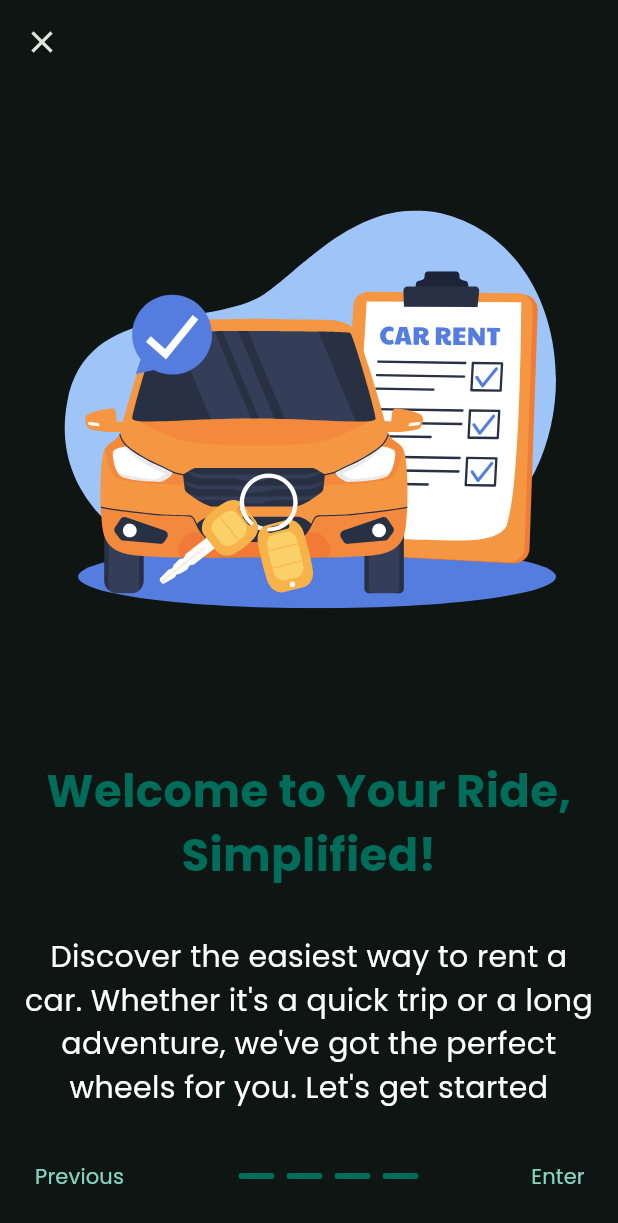
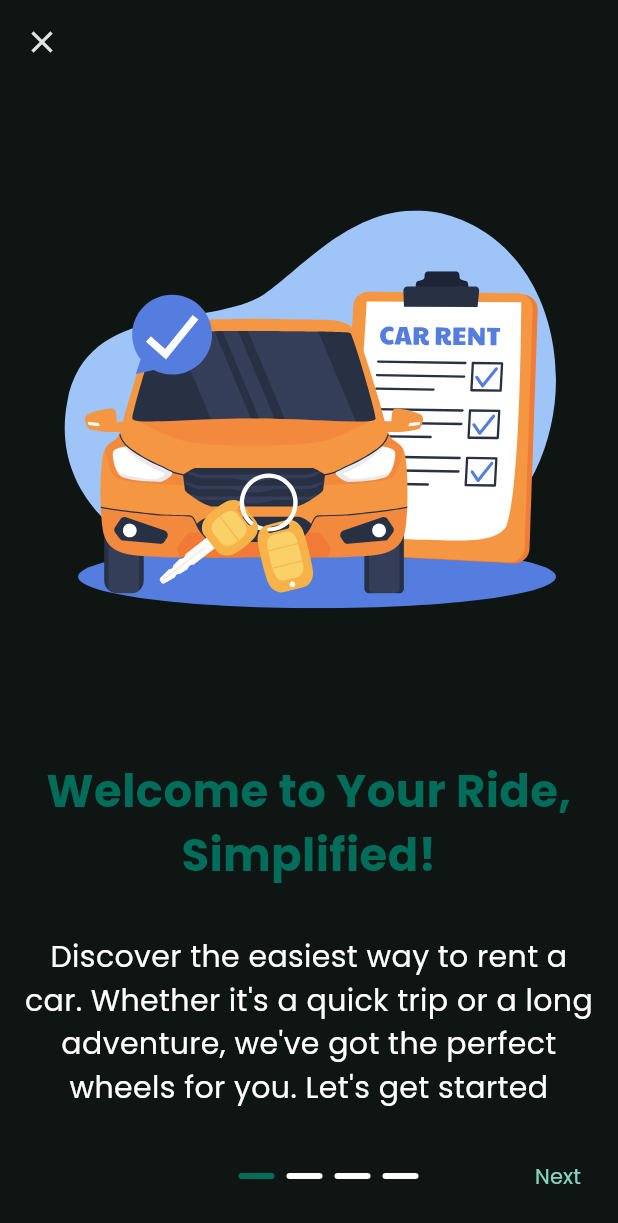
Before and after one commit to Anyanwu-Carl/kar_rentalz, a Flutter app: the screen it shows after launch, on a phone screen of 412 x 824 dp. Shown: the top 1223 px of the screen. Run offline on Flutter 3.47's test engine with Material 3 defaults, Android fonts, the light colour scheme and no system bars; our stand-ins replace animate_do, bloc, flutter_bloc, flutter_svg.

Commit message:
complete onboarding screen

```diff
--- /dev/null
+++ b/lib/features/onboarding_feature/presentation/bloc/cubit/onboarding_state.dart
@@ -0,0 +1,12 @@
+part of 'onboarding_cubit.dart';
+
+class OnboardingState {
+  OnboardingState({required this.position});
+
+  final int position;
+  final PageController pageController = PageController();
+
+  OnboardingState copyWith({int? position}) {
+    return OnboardingState(position: position ?? this.position);
+  }
+}
--- a/lib/features/onboarding_feature/presentation/screen/onboarding_screen.dart
+++ b/lib/features/onboarding_feature/presentation/screen/onboarding_screen.dart
@@ -1,16 +1,33 @@
+import 'package:animate_do/animate_do.dart';
 import 'package:car_rentalz/core/themes/dimensions.dart';
 import 'package:car_rentalz/core/utilities/check_device_size.dart';
 import 'package:car_rentalz/core/widgets/app_svg_viewer.dart';
 import 'package:car_rentalz/features/onboarding_feature/data/local/sample_data.dart';
+import 'package:car_rentalz/features/onboarding_feature/presentation/bloc/cubit/onboarding_cubit.dart';
 import 'package:car_rentalz/features/onboarding_feature/presentation/widgets/onboarding_bottom_sheet_widget.dart';
 import 'package:car_rentalz/features/onboarding_feature/presentation/widgets/title_and_description_widget.dart';
 import 'package:flutter/material.dart';
+import 'package:flutter_bloc/flutter_bloc.dart';
 
-class Onboardingscreen extends StatelessWidget {
-  const Onboardingscreen({super.key});
+class OnboardingScreen extends StatelessWidget {
+  const OnboardingScreen({super.key});
 
   @override
   Widget build(BuildContext context) {
+    return BlocProvider(
+      create: (context) => OnboardingCubit(),
+      child: _OnboardingScreen(),
+    );
+  }
+}
+
+class _OnboardingScreen extends StatelessWidget {
+  const _OnboardingScreen();
+
+  @override
+  Widget build(BuildContext context) {
+    final watch = context.watch<OnboardingCubit>();
+    final read = context.read<OnboardingCubit>();
     return Scaffold(
       appBar: AppBar(
         leading: IconButton(onPressed: () {}, icon: Icon(Icons.close)),
@@ -18,6 +35,10 @@ class Onboardingscreen extends StatelessWidget {
       body: SafeArea(
         child: PageView.builder(
           itemCount: 4,
+          controller: watch.state.pageController,
+          onPageChanged: (final int position) {
+            read.onPageChanged(position);
+          },
           itemBuilder: (final context, final position) {
             final size = MediaQuery.of(context).size;
             return SingleChildScrollView(
@@ -26,7 +47,9 @@ class Onboardingscreen extends StatelessWidget {
               ),
               child: Column(
                 children: [
-                  Container(
+                  FadeInDown(
+                    delay: const Duration(milliseconds: 100),
+                    child: Container(
                       width: size.width,
                       margin: const EdgeInsets.only(top: Dimens.largePadding),
                       child: AppSvgViewer(
@@ -37,11 +60,12 @@ class Onboardingscreen extends StatelessWidget {
                         fit: BoxFit.fitWidth,
                       ),
                     ),
+                  ),
 
                   SizedBox(height: Dimens.extraLargePadding),
 
                   // ONBOARDING SCREEN TEXT DESCRIPTION
-                  TitleAndDescriptionWidget(position: position),
+                  TitleAndDescriptionWidget(),
                 ],
               ),
             );
@@ -49,7 +73,7 @@ class Onboardingscreen extends StatelessWidget {
         ),
       ),
 
-      bottomSheet: OnboardingBottomSheetWidget(position: 3),
+      bottomSheet: OnboardingBottomSheetWidget(),
     );
   }
 }
--- a/lib/features/onboarding_feature/presentation/widgets/onboarding_bottom_sheet_widget.dart
+++ b/lib/features/onboarding_feature/presentation/widgets/onboarding_bottom_sheet_widget.dart
@@ -1,14 +1,16 @@
 import 'package:car_rentalz/core/themes/colors.dart';
 import 'package:car_rentalz/core/themes/dimensions.dart';
+import 'package:car_rentalz/features/onboarding_feature/presentation/bloc/cubit/onboarding_cubit.dart';
 import 'package:flutter/material.dart';
+import 'package:flutter_bloc/flutter_bloc.dart';
 
 class OnboardingBottomSheetWidget extends StatelessWidget {
-  const OnboardingBottomSheetWidget({super.key, required this.position});
-
-  final int position;
+  const OnboardingBottomSheetWidget({super.key});
 
   @override
   Widget build(BuildContext context) {
+    final watch = context.watch<OnboardingCubit>();
+    final read = context.read<OnboardingCubit>();
     return Container(
       height: 80.0,
       padding: EdgeInsets.symmetric(
@@ -18,12 +20,17 @@ class OnboardingBottomSheetWidget extends StatelessWidget {
       child: Row(
         mainAxisAlignment: MainAxisAlignment.spaceBetween,
         children: [
-          if (position == 0)
+          if (watch.state.position == 0)
             SizedBox(width: 90.0)
           else
             SizedBox(
               width: 90.0,
-              child: TextButton(onPressed: () {}, child: Text("Previous")),
+              child: TextButton(
+                onPressed: () {
+                  read.onPreviousPressed();
+                },
+                child: Text("Previous"),
+              ),
             ),
 
           // PROGRESS INDICATOR
@@ -36,13 +43,17 @@ class OnboardingBottomSheetWidget extends StatelessWidget {
               scrollDirection: Axis.horizontal,
               itemBuilder: (final context, final index) {
                 return InkWell(
+                  onTap: () {
+                    read.goToSpecificPosition(index);
+                  },
+                  borderRadius: BorderRadius.circular(Dimens.corners),
                   child: Container(
                     margin: EdgeInsets.all(Dimens.smallPadding),
                     child: Ink(
                       width: 24.0,
                       height: 4.0,
                       decoration: BoxDecoration(
-                        color: index <= position
+                        color: index <= watch.state.position
                             ? AppColors.primaryColor
                             : AppColors.secondaryColor,
                         borderRadius: BorderRadius.circular(Dimens.corners),
@@ -56,8 +67,10 @@ class OnboardingBottomSheetWidget extends StatelessWidget {
 
           // NEXT BUTTON
           TextButton(
-            onPressed: () {},
-            child: Text(position == 3 ? "Enter" : "Next"),
+            onPressed: () {
+              read.onNextPressed();
+            },
+            child: Text(watch.state.position == 3 ? "Enter" : "Next"),
           ),
         ],
       ),
--- a/lib/features/onboarding_feature/presentation/widgets/title_and_description_widget.dart
+++ b/lib/features/onboarding_feature/presentation/widgets/title_and_description_widget.dart
@@ -1,20 +1,24 @@
+import 'package:animate_do/animate_do.dart';
 import 'package:car_rentalz/core/gen/fonts.gen.dart';
 import 'package:car_rentalz/core/themes/colors.dart';
 import 'package:car_rentalz/core/themes/dimensions.dart';
 import 'package:car_rentalz/features/onboarding_feature/data/local/sample_data.dart';
+import 'package:car_rentalz/features/onboarding_feature/presentation/bloc/cubit/onboarding_cubit.dart';
 import 'package:flutter/material.dart';
+import 'package:flutter_bloc/flutter_bloc.dart';
 
 class TitleAndDescriptionWidget extends StatelessWidget {
-  const TitleAndDescriptionWidget({super.key, required this.position});
-
-  final int position;
+  const TitleAndDescriptionWidget({super.key});
 
   @override
   Widget build(BuildContext context) {
-    return Column(
+    final watch = context.watch<OnboardingCubit>();
+    return FadeInDown(
+      delay: const Duration(milliseconds: 300),
+      child: Column(
         children: [
           Text(
-          titles[position],
+            titles[watch.state.position],
             style: TextStyle(
               fontSize: 30.0,
               fontFamily: FontFamily.poppinsBold,
@@ -26,7 +30,7 @@ class TitleAndDescriptionWidget extends StatelessWidget {
           SizedBox(height: Dimens.extraLargePadding),
 
           Text(
-          descriptions[position],
+            descriptions[watch.state.position],
             style: TextStyle(
               fontSize: 20.0,
               fontFamily: FontFamily.poppinsRegular,
@@ -35,6 +39,7 @@ class TitleAndDescriptionWidget extends StatelessWidget {
             textAlign: TextAlign.center,
           ),
         ],
+      ),
     );
   }
 }
--- a/lib/main.dart
+++ b/lib/main.dart
@@ -26,7 +26,7 @@ class MyApp extends StatelessWidget {
           backgroundColor: Colors.transparent,
         ),
       ),
-      home: Onboardingscreen(),
+      home: OnboardingScreen(),
       debugShowCheckedModeBanner: false,
     );
   }
--- a/pubspec.yaml
+++ b/pubspec.yaml
@@ -38,6 +38,7 @@ dependencies:
   bloc: ^9.2.0
   flutter_svg: ^2.2.3
   flutter_gen: ^5.12.0
+  animate_do: ^4.2.0
 
 dev_dependencies:
   flutter_test:
```
Also changed, not shown: lib/features/onboarding_feature/presentation/bloc/cubit/onboarding_cubit.dart (added, +40 -0 lines), pubspec.lock. Lines whose indentation alone changed are shown as unchanged.
